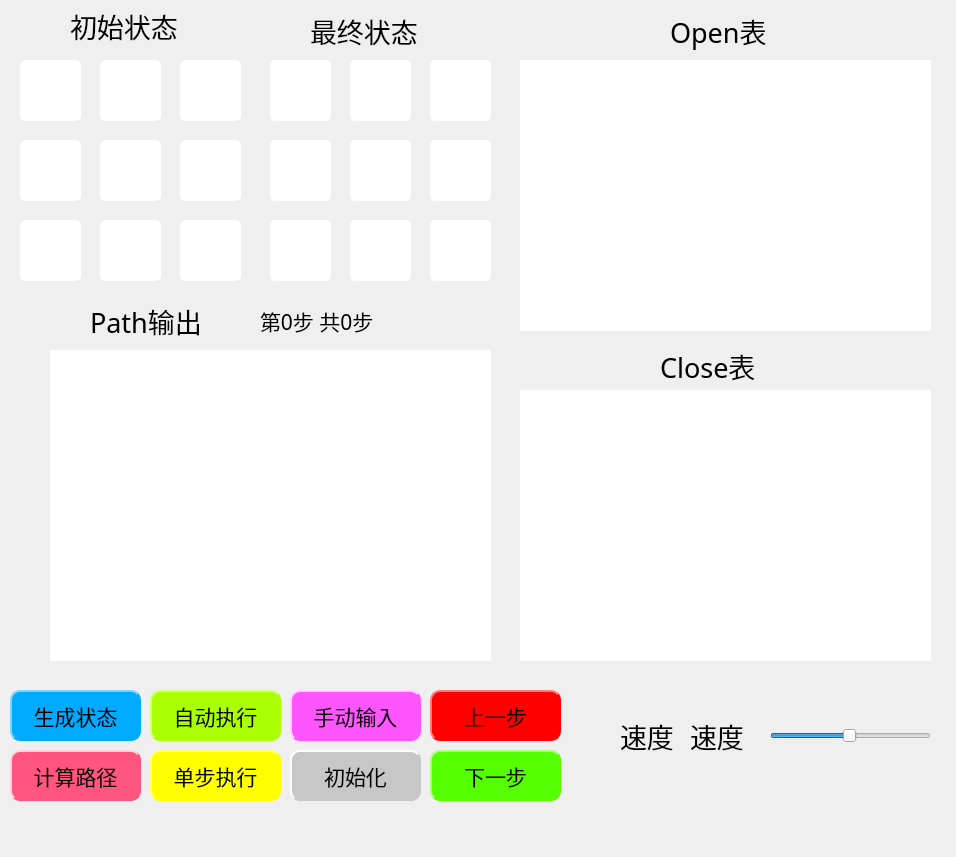
Old version of the form mainwindow.ui in the repository dalao-li/Bashuma.
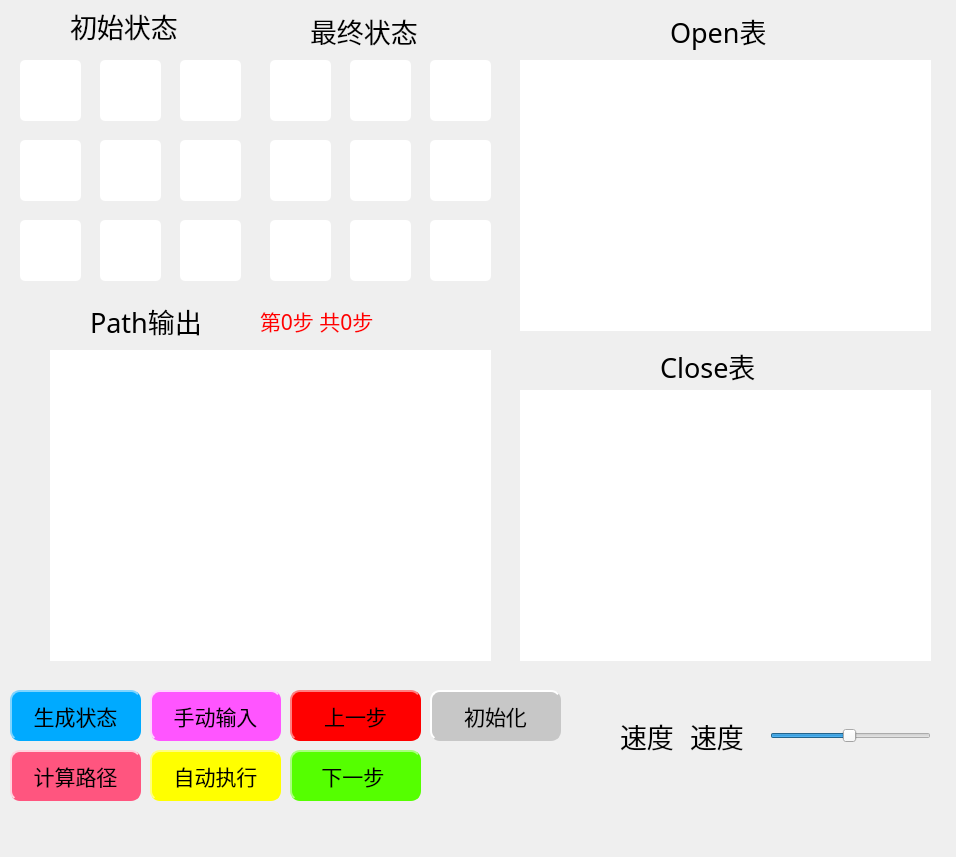
New version of the form.

Commit message: 修复部分BUG

```diff
--- a/mainwindow.ui
+++ b/mainwindow.ui
@@ -543,7 +543,7 @@
     <property name="geometry">
      <rect>
       <x>150</x>
-      <y>690</y>
+      <y>750</y>
       <width>131</width>
       <height>51</height>
      </rect>
@@ -558,8 +558,8 @@
     </property>
     <property name="styleSheet">
      <string notr="true">border-radius: 10px;  
-background-color: rgb(170, 255, 0);
-border: 2px groove rgb(170, 255, 0);
+background-color: rgb(255, 255, 0);
+border: 2px groove rgb(255, 255, 0);
 border-style: outset;</string>
     </property>
     <property name="text">
@@ -598,8 +598,8 @@
    <widget class="QPushButton" name="clearBtn">
     <property name="geometry">
      <rect>
-      <x>290</x>
-      <y>750</y>
+      <x>430</x>
+      <y>690</y>
       <width>131</width>
       <height>51</height>
      </rect>
@@ -622,33 +622,6 @@
      <string>初始化</string>
     </property>
    </widget>
-   <widget class="QPushButton" name="manuOuputBtn">
-    <property name="geometry">
-     <rect>
-      <x>150</x>
-      <y>750</y>
-      <width>131</width>
-      <height>51</height>
-     </rect>
-    </property>
-    <property name="font">
-     <font>
-      <family>微软雅黑</family>
-      <pointsize>16</pointsize>
-      <weight>50</weight>
-      <bold>false</bold>
-     </font>
-    </property>
-    <property name="styleSheet">
-     <string notr="true">border-radius: 10px;  
-background-color: yellow;
-border: 2px groove yellow;
-border-style: outset;</string>
-    </property>
-    <property name="text">
-     <string>单步执行</string>
-    </property>
-   </widget>
    <widget class="QSlider" name="horizontalSlider">
     <property name="geometry">
      <rect>
@@ -757,7 +730,7 @@
    <widget class="QPushButton" name="manuInputBtn">
     <property name="geometry">
      <rect>
-      <x>290</x>
+      <x>150</x>
       <y>690</y>
       <width>131</width>
       <height>51</height>
@@ -798,6 +771,9 @@
       <pointsize>16</pointsize>
      </font>
     </property>
+    <property name="styleSheet">
+     <string notr="true">color: rgb(255, 0, 0);</string>
+    </property>
     <property name="text">
      <string>第0步 共0步</string>
     </property>
@@ -805,7 +781,7 @@
    <widget class="QPushButton" name="nextPathBtn">
     <property name="geometry">
      <rect>
-      <x>430</x>
+      <x>290</x>
       <y>750</y>
       <width>131</width>
       <height>51</height>
@@ -828,13 +804,16 @@
 border-style: outset;</string>
     </property>
     <property name="text">
-     <string>下一步</string>
+     <string>下一步 </string>
+    </property>
+    <property name="shortcut">
+     <string>Down, S</string>
     </property>
    </widget>
    <widget class="QPushButton" name="afterPathBtn">
     <property name="geometry">
      <rect>
-      <x>430</x>
+      <x>290</x>
       <y>690</y>
       <width>131</width>
       <height>51</height>
```
Left out of the diff: 3 changed lines with no effect on the pictures. The commit also changes 2 other files.
